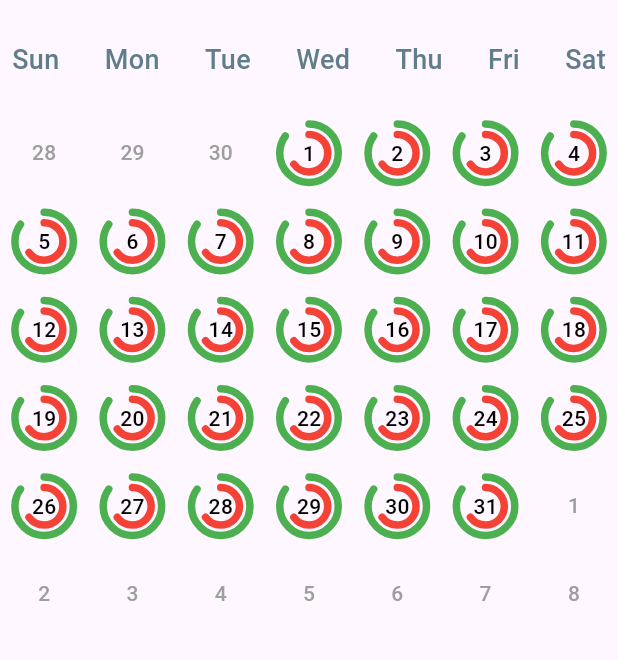
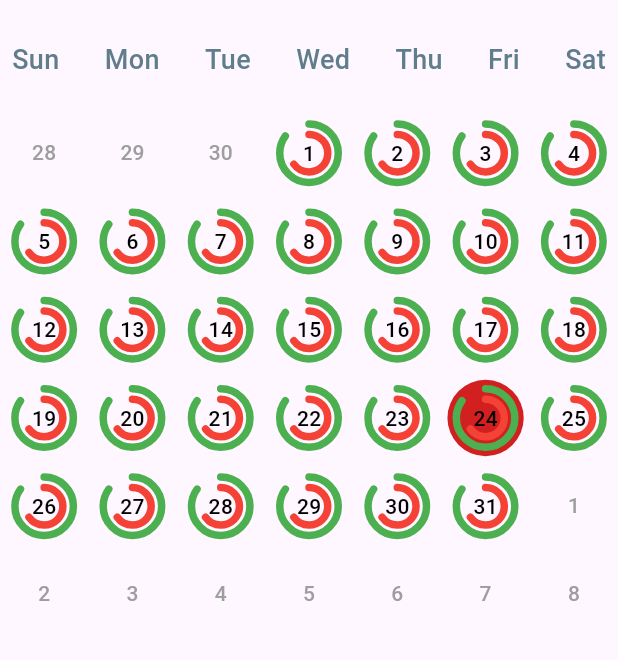
Before and after one commit to Samyak0-0/habitican, a Flutter app: the MonthlyScreen widget shown alone on an empty page, opened directly, on a phone screen of 412 x 824 dp, the part 62-722 px from its top. Run offline on Flutter 3.47's test engine with Material 3 defaults, Android fonts, the phone set to English and light mode, and no system bars; drawn by our look-alikes of percent_indicator; our stand-ins replace date_picker_timeline, flutter_svg, gap, hive, hive_flutter; accounts and stored records are empty.

```diff
--- a/lib/utils/calendarr.dart
+++ b/lib/utils/calendarr.dart
@@ -1,6 +1,8 @@
 import 'package:flutter/material.dart';
 import 'package:gap/gap.dart';
 import 'package:habitican/utils/day_progress_circular_bar.dart';
+import 'package:habitican/utils/global_state_provider.dart';
+import 'package:provider/provider.dart';
 // import 'package:noted/core/app_colors.dart';
 
 class MonthlyScreen extends StatefulWidget {
@@ -13,6 +15,7 @@ class MonthlyScreen extends StatefulWidget {
 class _MonthlyScreenState extends State<MonthlyScreen> {
   late DateTime currentMonth;
   late List<DateTime> datesGrid;
+  // DateTime selectedDate = DateTime.now();
 
   @override
   void initState() {
@@ -66,6 +69,7 @@ class _MonthlyScreenState extends State<MonthlyScreen> {
 
   @override
   Widget build(BuildContext context) {
+    final globalState = Provider.of<GlobalStateProvider>(context);
     return Column(
       children: [
         Row(
@@ -113,8 +117,47 @@ class _MonthlyScreenState extends State<MonthlyScreen> {
             itemBuilder: (context, index) {
               DateTime date = datesGrid[index];
               bool isCurrentMonth = date.month == currentMonth.month;
+              bool isSelected = _isSameDate(globalState.selectedDate, date);
+
+              if (isSelected) {
                 return Padding(
                   padding: const EdgeInsets.all(4.0),
+                  child: GestureDetector(
+                    onTap: () {
+                      setState(() {
+                        // update provider
+                        globalState.setSelectedDate(date);
+                      });
+                    },
+                    child: CircleAvatar(
+                      backgroundColor: isCurrentMonth
+                          ? const Color.fromARGB(230, 205, 8, 8)
+                          : const Color.fromARGB(228, 213, 4, 4),
+                      child: isCurrentMonth
+                          ? DayProgressCircularBar(
+                              date: date.day.toString(),
+                            )
+                          : Text(
+                              date.day.toString(),
+                              style: TextStyle(
+                                fontWeight: FontWeight.w500,
+                                fontSize: 14,
+                                color: isCurrentMonth
+                                    ? Colors.black
+                                    : Colors.grey,
+                              ),
+                            ),
+                    ),
+                  ),
+                );
+              }
+              return Padding(
+                padding: const EdgeInsets.all(4.0),
+                child: GestureDetector(
+                  onTap: () {
+                    // update provider
+                    globalState.setSelectedDate(date);
+                  },
                   child: CircleAvatar(
                     backgroundColor: isCurrentMonth
                         ? Colors.transparent
@@ -128,7 +171,10 @@ class _MonthlyScreenState extends State<MonthlyScreen> {
                             style: TextStyle(
                               fontWeight: FontWeight.w500,
                               fontSize: 14,
-                            color: isCurrentMonth ? Colors.black : Colors.grey,
+                              color: isCurrentMonth
+                                  ? Colors.black
+                                  : Colors.grey,
+                            ),
                           ),
                   ),
                 ),
@@ -138,6 +184,10 @@ class _MonthlyScreenState extends State<MonthlyScreen> {
         ),
       ],
     );
+  }
+
+  bool _isSameDate(DateTime a, DateTime b) {
+    return a.year == b.year && a.month == b.month && a.day == b.day;
   }
 
   String _monthName(int monthNumber) {
--- a/lib/utils/global_state_provider.dart
+++ b/lib/utils/global_state_provider.dart
@@ -1,8 +1,14 @@
 import 'package:flutter/material.dart';
-import 'package:habitican/database/tasks.dart';
+// import 'package:habitican/database/tasks.dart';
 // import 'package:hive/hive.dart';
 
 class GlobalStateProvider extends ChangeNotifier {
+  DateTime selectedDate = DateTime.now();
+
+  void setSelectedDate(DateTime date) {
+    selectedDate = date;
+    notifyListeners();
+  }
   // BoxCollection? myCollection;
 
   // List<Tasks> completedTasks = [];
```
Also changed, not shown: lib/pages/habit_add_screen.dart (+4 -3 lines), lib/pages/tracker_screen.dart (+7 -2 lines). Lines whose indentation alone changed are shown as unchanged.
